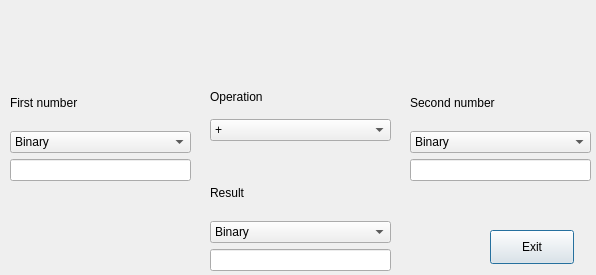
The window that src/design-files/nbcalculator.ui (xaprier/qt-nbc) describes before a commit, drawn with Qt 5.
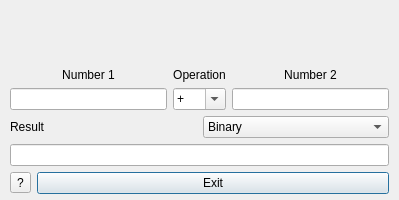
The same window after the commit. Icons and pictures are not drawn.

Commit message: Integrating the Number, Octal, Binary, Decimal and Hexadecimal classes to the QtApplication - Calculator UI changed, now it can calculate operations like 0b100101 + 0xA.F - Added about button for helping the user for how to use the program - DMA rewrited for segmentation fault. - QWidget tab order edited.

Patch:
```diff
--- a/src/design-files/nbcalculator.ui
+++ b/src/design-files/nbcalculator.ui
@@ -6,8 +6,8 @@
    <rect>
     <x>0</x>
     <y>0</y>
-    <width>596</width>
-    <height>275</height>
+    <width>399</width>
+    <height>200</height>
    </rect>
   </property>
   <property name="windowTitle">
@@ -17,25 +17,55 @@
    <iconset>
     <normaloff>icon.svg</normaloff>icon.svg</iconset>
   </property>
-  <widget class="QWidget" name="layoutWidget">
+  <widget class="QWidget" name="">
    <property name="geometry">
     <rect>
-     <x>210</x>
-     <y>80</y>
-     <width>181</width>
-     <height>61</height>
+     <x>10</x>
+     <y>10</y>
+     <width>379</width>
+     <height>184</height>
     </rect>
    </property>
-   <layout class="QVBoxLayout" name="verticalLayout_2">
+   <layout class="QGridLayout" name="gridLayout">
+    <item row="0" column="0">
+     <layout class="QHBoxLayout" name="horizontalLayout">
     <item>
-     <widget class="QLabel" name="operationLabel">
+       <layout class="QVBoxLayout" name="verticalLayout">
+        <item>
+         <widget class="QLabel" name="label_2">
+          <property name="text">
+           <string>Number 1</string>
+          </property>
+          <property name="alignment">
+           <set>Qt::AlignBottom|Qt::AlignHCenter</set>
+          </property>
+         </widget>
+        </item>
+        <item>
+         <widget class="QLineEdit" name="num1LE"/>
+        </item>
+       </layout>
+      </item>
+      <item>
+       <layout class="QVBoxLayout" name="verticalLayout_3">
+        <item>
+         <widget class="QLabel" name="label_3">
       <property name="text">
        <string>Operation</string>
       </property>
+          <property name="alignment">
+           <set>Qt::AlignBottom|Qt::AlignHCenter</set>
+          </property>
      </widget>
     </item>
     <item>
-     <widget class="QComboBox" name="operationCombo">
+         <widget class="QComboBox" name="operation">
+          <property name="editable">
+           <bool>true</bool>
+          </property>
+          <property name="currentText">
+           <string>+</string>
+          </property>
       <item>
        <property name="text">
         <string>+</string>
@@ -56,92 +86,53 @@
         <string>/</string>
        </property>
       </item>
-     </widget>
-    </item>
-   </layout>
-  </widget>
-  <widget class="QWidget" name="layoutWidget_2">
-   <property name="geometry">
-    <rect>
-     <x>410</x>
-     <y>80</y>
-     <width>181</width>
-     <height>101</height>
-    </rect>
-   </property>
-   <layout class="QVBoxLayout" name="verticalLayout_3">
     <item>
-     <widget class="QLabel" name="num2Label">
       <property name="text">
-       <string>Second number</string>
-      </property>
-     </widget>
-    </item>
-    <item>
-     <widget class="QComboBox" name="num2Combo">
-      <item>
-       <property name="text">
-        <string>Binary</string>
-       </property>
+            <string>%</string>
+           </property>
+          </item>
+         </widget>
+        </item>
+       </layout>
       </item>
       <item>
-       <property name="text">
-        <string>Octal</string>
-       </property>
-      </item>
+       <layout class="QVBoxLayout" name="verticalLayout_2">
       <item>
+         <widget class="QLabel" name="label">
        <property name="text">
-        <string>Decimal</string>
-       </property>
-      </item>
-      <item>
-       <property name="text">
-        <string>Hexadecimal</string>
-       </property>
-      </item>
+           <string>Number 2</string>
+          </property>
+          <property name="alignment">
+           <set>Qt::AlignBottom|Qt::AlignHCenter</set>
+          </property>
      </widget>
     </item>
     <item>
-     <widget class="QLineEdit" name="num2Line">
-      <property name="maxLength">
-       <number>16</number>
-      </property>
-     </widget>
-    </item>
-   </layout>
-  </widget>
-  <widget class="QPushButton" name="exitButton">
-   <property name="geometry">
-    <rect>
-     <x>490</x>
-     <y>230</y>
-     <width>84</width>
-     <height>34</height>
-    </rect>
-   </property>
-   <property name="text">
-    <string>Exit</string>
-   </property>
-  </widget>
-  <widget class="QWidget" name="layoutWidget_3">
-   <property name="geometry">
-    <rect>
-     <x>210</x>
-     <y>170</y>
-     <width>181</width>
-     <height>101</height>
-    </rect>
-   </property>
+         <widget class="QLineEdit" name="num2LE"/>
+        </item>
+       </layout>
+      </item>
+     </layout>
+    </item>
+    <item row="1" column="0">
    <layout class="QVBoxLayout" name="verticalLayout_4">
     <item>
+       <layout class="QHBoxLayout" name="horizontalLayout_3">
+        <item>
      <widget class="QLabel" name="resLabel">
       <property name="text">
        <string>Result</string>
       </property>
+          <property name="alignment">
+           <set>Qt::AlignLeading|Qt::AlignLeft|Qt::AlignVCenter</set>
+          </property>
      </widget>
     </item>
     <item>
      <widget class="QComboBox" name="resCombo">
+          <property name="editable">
+           <bool>false</bool>
+          </property>
       <item>
        <property name="text">
         <string>Binary</string>
@@ -163,6 +154,8 @@
        </property>
       </item>
      </widget>
+        </item>
+       </layout>
     </item>
     <item>
      <widget class="QLineEdit" name="resLine">
@@ -175,54 +168,28 @@
      </widget>
     </item>
    </layout>
-  </widget>
-  <widget class="QWidget" name="layoutWidget">
-   <property name="geometry">
-    <rect>
-     <x>10</x>
-     <y>80</y>
-     <width>181</width>
-     <height>101</height>
-    </rect>
-   </property>
-   <layout class="QVBoxLayout" name="verticalLayout">
+    </item>
+    <item row="2" column="0">
+     <layout class="QHBoxLayout" name="horizontalLayout_4">
     <item>
-     <widget class="QLabel" name="num1Label">
+       <widget class="QToolButton" name="helpButton">
       <property name="text">
-       <string>First number</string>
+         <string>?</string>
       </property>
      </widget>
     </item>
     <item>
-     <widget class="QComboBox" name="num1Combo">
-      <item>
+       <widget class="QPushButton" name="exitButton">
        <property name="text">
-        <string>Binary</string>
-       </property>
-      </item>
-      <item>
-       <property name="text">
-        <string>Octal</string>
-       </property>
-      </item>
-      <item>
-       <property name="text">
-        <string>Decimal</string>
-       </property>
-      </item>
-      <item>
-       <property name="text">
-        <string>Hexadecimal</string>
-       </property>
-      </item>
-     </widget>
-    </item>
-    <item>
-     <widget class="QLineEdit" name="num1Line">
-      <property name="maxLength">
-       <number>16</number>
-      </property>
-     </widget>
+         <string>Exit</string>
+        </property>
+        <property name="icon">
+         <iconset theme="help-about">
+          <normaloff>.</normaloff>.</iconset>
+        </property>
+       </widget>
+      </item>
+     </layout>
     </item>
    </layout>
   </widget>
```
Left out of the diff: 11 changed lines with no effect on the pictures. Lines whose indentation alone changed are shown as unchanged. The commit also changes 7 other files.
